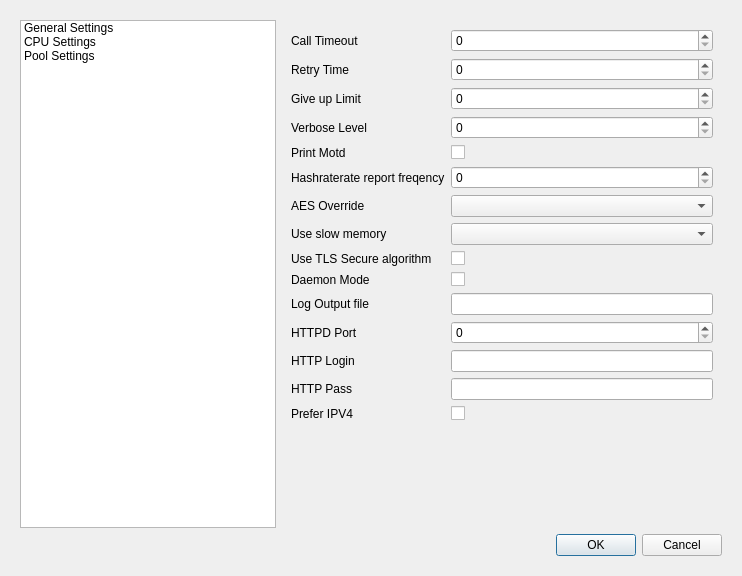
Qt form DonationMining/src/SettingsWindow.ui (jondef/MiningForHumanity) before a commit.
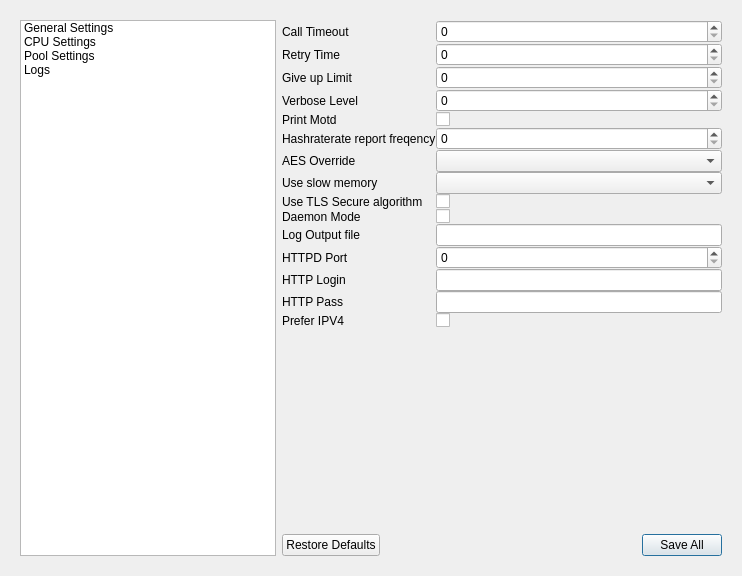
The same form after that commit. The open tabs and pages were chosen to show the change.

Patch:
```diff
--- a/DonationMining/src/SettingsWindow.ui
+++ b/DonationMining/src/SettingsWindow.ui
@@ -17,40 +17,6 @@
    <item row="0" column="0">
     <widget class="QWidget" name="centralWidget" native="true">
      <layout class="QGridLayout" name="gridLayout_3">
-      <item row="0" column="0">
-       <widget class="QListWidget" name="listWidget">
-        <property name="sizePolicy">
-         <sizepolicy hsizetype="Minimum" vsizetype="Expanding">
-          <horstretch>0</horstretch>
-          <verstretch>0</verstretch>
-         </sizepolicy>
-        </property>
-        <property name="baseSize">
-         <size>
-          <width>0</width>
-          <height>0</height>
-         </size>
-        </property>
-        <property name="styleSheet">
-         <string notr="true"/>
-        </property>
-        <item>
-         <property name="text">
-          <string>General Settings</string>
-         </property>
-        </item>
-        <item>
-         <property name="text">
-          <string>CPU Settings</string>
-         </property>
-        </item>
-        <item>
-         <property name="text">
-          <string>Pool Settings</string>
-         </property>
-        </item>
-       </widget>
-      </item>
       <item row="0" column="1">
        <widget class="QStackedWidget" name="stackedWidget">
         <property name="frameShape">
@@ -61,6 +27,21 @@
         </property>
         <widget class="QWidget" name="generalSettingsPage">
          <layout class="QGridLayout" name="gridLayout">
+                   <property name="leftMargin">
+                       <number>0</number>
+                   </property>
+                   <property name="topMargin">
+                       <number>0</number>
+                   </property>
+                   <property name="rightMargin">
+                       <number>0</number>
+                   </property>
+                   <property name="bottomMargin">
+                       <number>0</number>
+                   </property>
+                   <property name="spacing">
+                       <number>0</number>
+                   </property>
           <item row="0" column="0">
            <layout class="QFormLayout" name="formLayout">
             <item row="0" column="0">
@@ -298,10 +279,49 @@
          <enum>Qt::Horizontal</enum>
         </property>
         <property name="standardButtons">
-         <set>QDialogButtonBox::Cancel|QDialogButtonBox::Ok</set>
+                     <set>QDialogButtonBox::RestoreDefaults|QDialogButtonBox::SaveAll</set>
         </property>
        </widget>
       </item>
+         <item row="0" column="0" rowspan="2">
+             <widget class="QListWidget" name="listWidget">
+                 <property name="sizePolicy">
+                     <sizepolicy hsizetype="Minimum" vsizetype="Expanding">
+                         <horstretch>0</horstretch>
+                         <verstretch>0</verstretch>
+                     </sizepolicy>
+                 </property>
+                 <property name="baseSize">
+                     <size>
+                         <width>0</width>
+                         <height>0</height>
+                     </size>
+                 </property>
+                 <property name="styleSheet">
+                     <string notr="true"/>
+                 </property>
+                 <item>
+                     <property name="text">
+                         <string>General Settings</string>
+                     </property>
+                 </item>
+                 <item>
+                     <property name="text">
+                         <string>CPU Settings</string>
+                     </property>
+                 </item>
+                 <item>
+                     <property name="text">
+                         <string>Pool Settings</string>
+                     </property>
+                 </item>
+                 <item>
+                     <property name="text">
+                         <string>Logs</string>
+                     </property>
+                 </item>
+             </widget>
+         </item>
      </layout>
     </widget>
    </item>
```
Left out of the diff: 9 changed lines with no effect on the pictures. Lines whose indentation alone changed are shown as unchanged.
